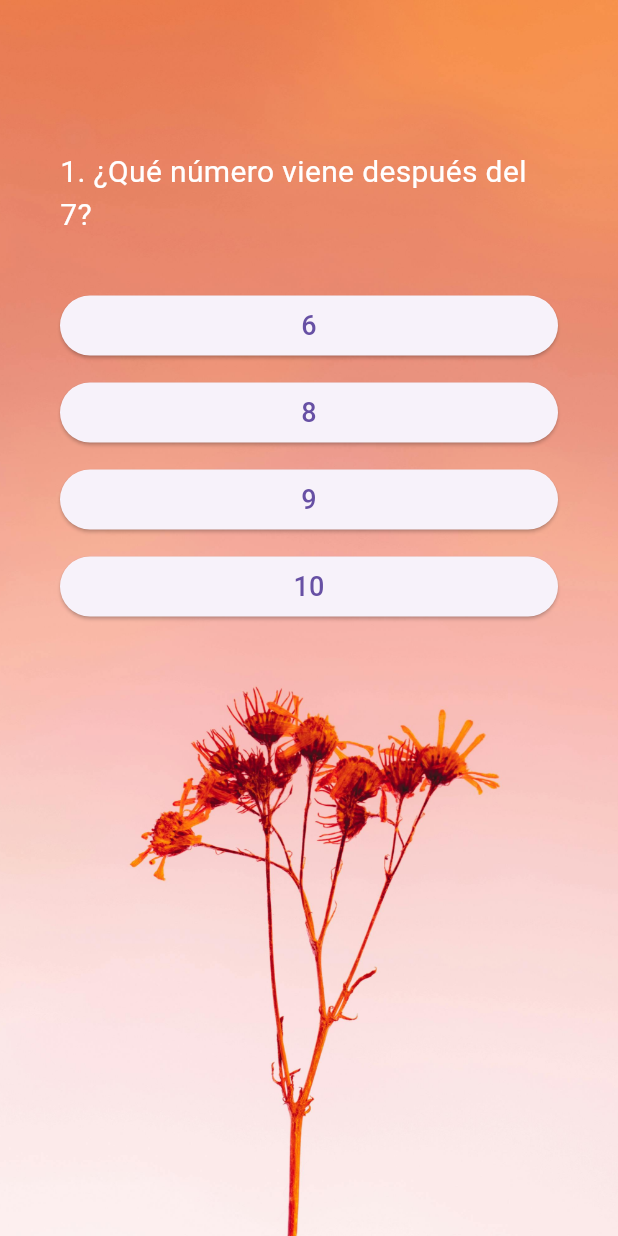
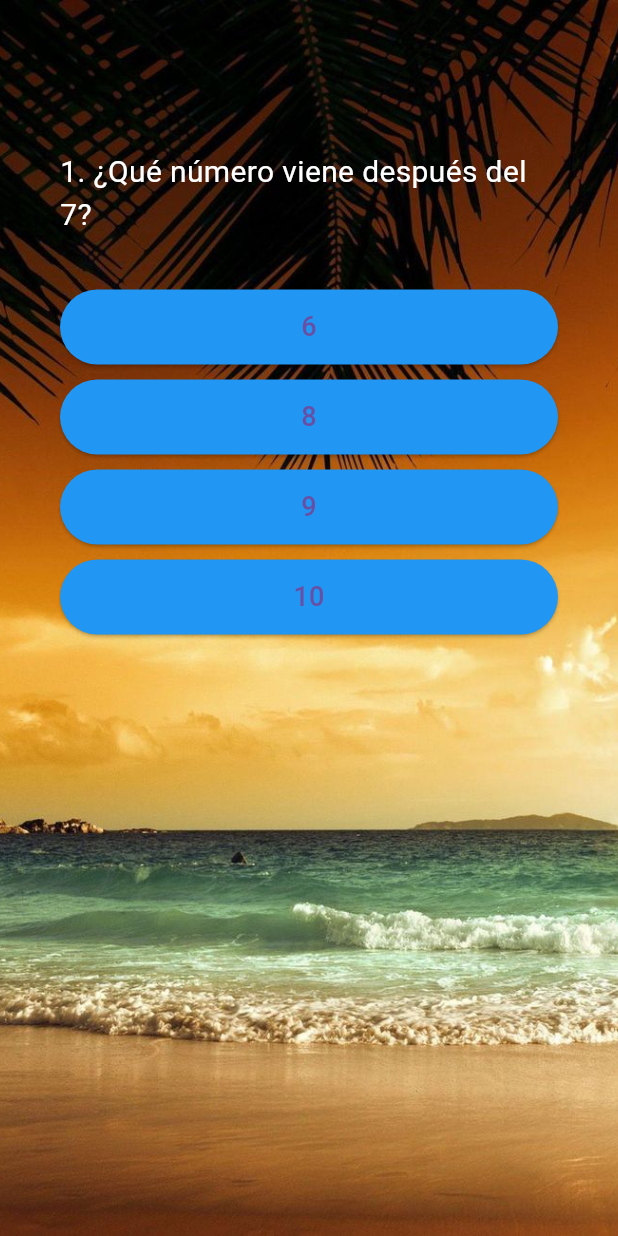
Before and after one commit to Coffee4Dogs/FlutterProject, a Flutter app: the TestSection screen opened directly, on a phone screen of 412 x 824 dp. Run offline on Flutter 3.47's test engine with Material 3 defaults, Android fonts, the phone set to English and light mode, and no system bars; our stand-ins replace dio, firebase_core, shared_preferences; accounts and stored records are empty.

Commit message:
Add files via upload

```diff
--- a/lib/Screens/CreateAccount.dart
+++ b/lib/Screens/CreateAccount.dart
@@ -63,7 +63,7 @@ class _CreateAccountState extends State<CreateAccount> {
       User user = User(username: username, email: email, password: pass1);
 
       final response = await _dioAdapter.postRequest(
-        'https://subscriptions-be.vercel.app/api/users',
+        'https://####-be.vercel.app/api/users',
         user.toMap(),
       );
 
--- a/lib/Screens/TestSection.dart
+++ b/lib/Screens/TestSection.dart
@@ -14,6 +14,8 @@ class _TestSectionState extends State<TestSection> {
   int incorrectas = 0;
   bool finished = false;
 
+  String? selectedOption;
+
   final List<Map<String, dynamic>> questions = [
     {
       "pregunta": "1. ¿Qué número viene después del 7?",
@@ -26,68 +28,112 @@ class _TestSectionState extends State<TestSection> {
       "respuesta": "16",
     },
     {
-      "pregunta": "3. Si en una carrera llegas primero, tu posición es:",
-      "opciones": ["3ro", "2nd", "1ro", "4to"],
+      "pregunta": "3. Si llegas primero en la carrera, eres el:",
+      "opciones": ["3ro", "2do", "1ro", "4to"],
       "respuesta": "1ro",
     },
     {
-      "pregunta": "4. ¿Qué número ordinal corresponde al 6?",
+      "pregunta": "4. El número 6 es:",
       "opciones": ["Sexto", "Segundo", "Quinto", "Décimo"],
       "respuesta": "Sexto",
     },
     {
-      "pregunta": "5. Cual es la suma total de las manzanas?",
+      "pregunta": "5. ¿Cuántas manzanas hay en total?",
       "opciones": ["2", "3", "4", "5"],
       "respuesta": "5",
       "imagen": "assets/pregunta5.jpg",
     },
     {
-      "pregunta":
-          "6. Mira la siguiente imagen, resta 5 pelotas. ¿Cuántas pelotas quedan en total?",
+      "pregunta": "6. Quita 5 pelotas. ¿Cuántas quedan?",
       "opciones": ["9", "5", "4", "6"],
       "respuesta": "4",
       "imagen": "assets/pregunta6.jpg",
     },
     {
-      "pregunta": "7. La siguiente figura geometrica a que corresponde?",
+      "pregunta": "7. ¿Qué figura es esta?",
       "opciones": ["Círculo", "Cuadrado", "Triángulo", "Rectángulo"],
       "respuesta": "Triángulo",
       "imagen": "assets/pregunta7.jpg",
     },
     {
-      "pregunta": "8. la siguiente figura geometrica a que corresponde?",
+      "pregunta": "8. ¿Qué figura es esta?",
       "opciones": ["Rectángulo", "Triángulo", "Cuadrado", "Círculo"],
       "respuesta": "Rectángulo",
       "imagen": "assets/pregunta8.jpg",
     },
     {
-      "pregunta": "9. Que animal es más PEQUEÑO?",
+      "pregunta": "9. ¿Cuál animal es más pequeño?",
       "opciones": ["Perro", "Gato"],
       "respuesta": "Gato",
       "imagen": "assets/pregunta9.jpg",
     },
     {
-      "pregunta": "10. El oso de peluche en donde está de la caja?",
+      "pregunta": "10. ¿Dónde está el osito?",
       "opciones": ["Fuera", "Dentro", "Lejos", "Arriba"],
       "respuesta": "Dentro",
       "imagen": "assets/pregunta10.jpg",
     },
+    {
+      "pregunta": "11. ¿Qué número es este?",
+      "opciones": ["7", "3", "5", "2"],
+      "respuesta": "5",
+      "imagen": "assets/pregunta11.png",
+    },
+    {
+      "pregunta": "12. ¿Qué figura ves aquí?",
+      "opciones": ["Círculo", "Cuadro", "Triángulo", "Rectángulo"],
+      "respuesta": "Círculo",
+      "imagen": "assets/pregunta12.png",
+    },
+    {
+      "pregunta": "13. ¿Dónde está la pelota?",
+      "opciones": ["Arriba", "Abajo", "Izquierda", "Derecha"],
+      "respuesta": "Abajo",
+      "imagen": "assets/pregunta13.jpeg",
+    },
+    {
+      "pregunta": "14. ¿El gato está dentro o fuera de la caja?",
+      "opciones": ["Fuera", "Dentro", "Lejos", "Arriba"],
+      "respuesta": "Dentro",
+      "imagen": "assets/pregunta14.jpeg",
+    },
   ];
 
   void checkAnswer(String opcion) {
+    if (selectedOption != null) return;
+
+    setState(() {
+      selectedOption = opcion;
+
       if (opcion == questions[currentQuestion]["respuesta"]) {
         correctas++;
       } else {
         incorrectas++;
       }
+    });
 
+    Future.delayed(const Duration(seconds: 2), () {
       setState(() {
         if (currentQuestion < questions.length - 1) {
           currentQuestion++;
+          selectedOption = null;
         } else {
           finished = true;
         }
       });
+    });
+  }
+
+  Color _getButtonColor(String opcion) {
+    final correctAnswer = questions[currentQuestion]["respuesta"];
+
+    if (selectedOption == null) return Colors.blue;
+
+    if (opcion == correctAnswer) return Colors.green;
+    if (opcion == selectedOption && opcion != correctAnswer) {
+      return Colors.red;
+    }
+    return Colors.grey;
   }
 
   @override
@@ -126,6 +172,7 @@ class _TestSectionState extends State<TestSection> {
                         correctas = 0;
                         incorrectas = 0;
                         finished = false;
+                        selectedOption = null;
                       });
                     },
                     child: const Text("Reiniciar"),
@@ -135,7 +182,7 @@ class _TestSectionState extends State<TestSection> {
             )
           else
             Padding(
-              padding: EdgeInsetsGeometry.only(
+              padding: const EdgeInsets.only(
                 left: 40,
                 right: 40,
                 top: 100,
@@ -166,6 +213,10 @@ class _TestSectionState extends State<TestSection> {
                     return Container(
                       margin: const EdgeInsets.symmetric(vertical: 5),
                       child: ElevatedButton(
+                        style: ElevatedButton.styleFrom(
+                          backgroundColor: _getButtonColor(opcion),
+                          minimumSize: const Size(double.infinity, 50),
+                        ),
                         onPressed: () => checkAnswer(opcion),
                         child: Text(
                           opcion,
--- a/pubspec.yaml
+++ b/pubspec.yaml
@@ -40,6 +40,9 @@ dependencies:
   shared_preferences: ^2.5.3
   dio: ^5.9.0
   http: ^1.5.0
+  firebase_core: ^4.1.1
+  firebase_auth: ^6.1.0
+  cloud_firestore: ^6.0.2
 
 dev_dependencies:
   flutter_test:
```
Also changed, not shown: lib/main.dart (+7 -1 lines), assets/bg2.jpg, assets/pregunta11.png (added), assets/pregunta12.png (added), assets/pregunta13.jpeg (added), assets/pregunta14.jpeg (added), firebase.json (added), lib/firebase_options.dart (added), pubspec.lock, 5 other files. Lines whose indentation alone changed are shown as unchanged.
